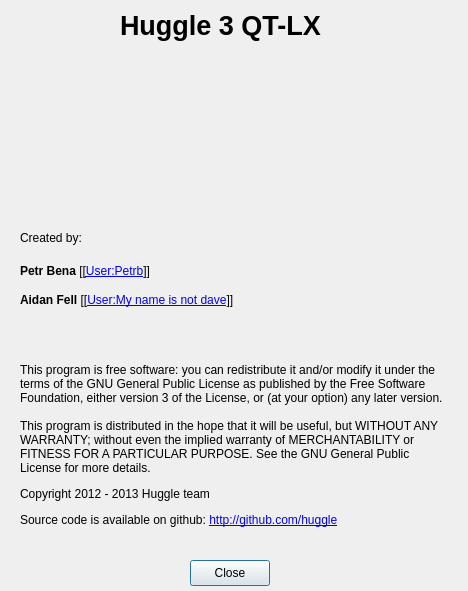
Qt form huggle/aboutform.ui (huggle/huggle3-qt-lx) before a commit.
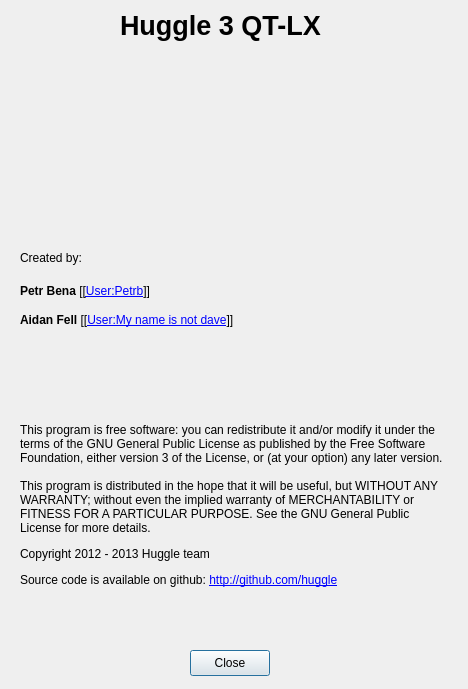
The same form after that commit. Icons and pictures are not drawn.

Patch:
```diff
--- a/huggle/aboutform.ui
+++ b/huggle/aboutform.ui
@@ -7,7 +7,7 @@
     <x>0</x>
     <y>0</y>
     <width>468</width>
-    <height>591</height>
+    <height>689</height>
    </rect>
   </property>
   <property name="sizePolicy">
@@ -25,7 +25,7 @@
   <property name="maximumSize">
    <size>
     <width>468</width>
-    <height>600</height>
+    <height>800</height>
    </size>
   </property>
   <property name="windowTitle">
@@ -58,7 +58,7 @@
    <property name="geometry">
     <rect>
      <x>20</x>
-     <y>230</y>
+     <y>250</y>
      <width>81</width>
      <height>16</height>
     </rect>
@@ -71,7 +71,7 @@
    <property name="geometry">
     <rect>
      <x>20</x>
-     <y>260</y>
+     <y>280</y>
      <width>431</width>
      <height>81</height>
     </rect>
@@ -104,7 +104,7 @@
    <property name="geometry">
     <rect>
      <x>190</x>
-     <y>560</y>
+     <y>650</y>
      <width>80</width>
      <height>26</height>
     </rect>
@@ -120,9 +120,9 @@
    <property name="geometry">
     <rect>
      <x>20</x>
-     <y>340</y>
+     <y>360</y>
      <width>431</width>
-     <height>211</height>
+     <height>291</height>
     </rect>
    </property>
    <property name="text">
@@ -154,11 +154,14 @@
      <x>20</x>
      <y>190</y>
      <width>421</width>
-     <height>16</height>
+     <height>41</height>
     </rect>
    </property>
    <property name="text">
-    <string/>
+    <string notr="true"/>
+   </property>
+   <property name="wordWrap">
+    <bool>true</bool>
    </property>
   </widget>
  </widget>
```
